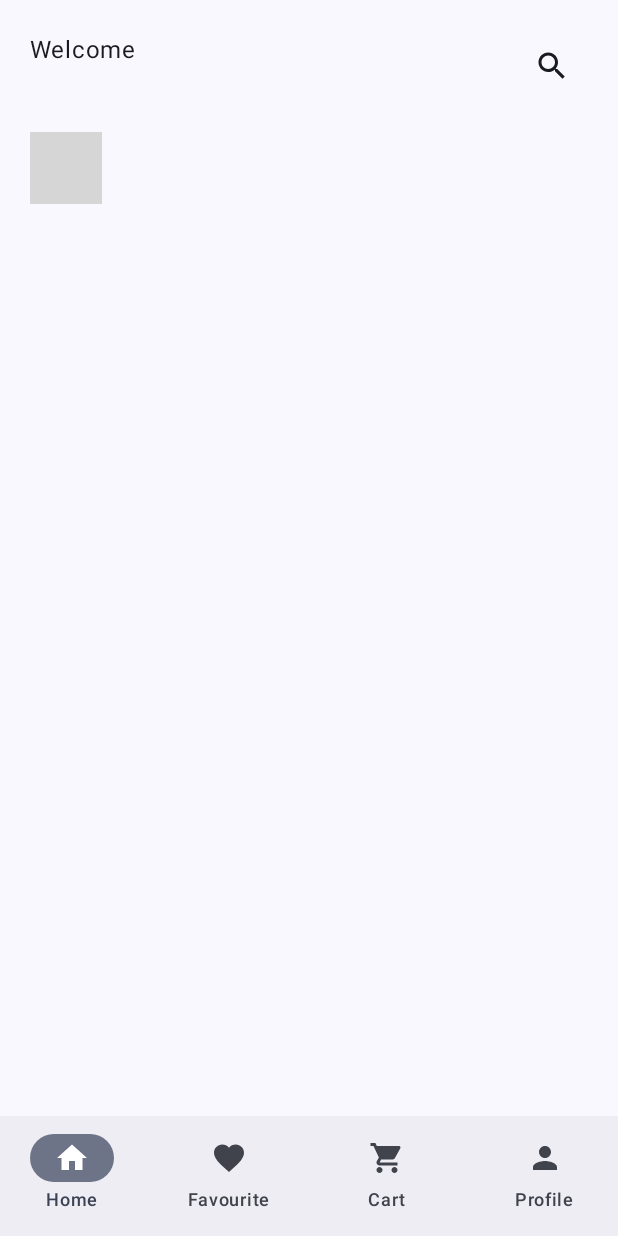
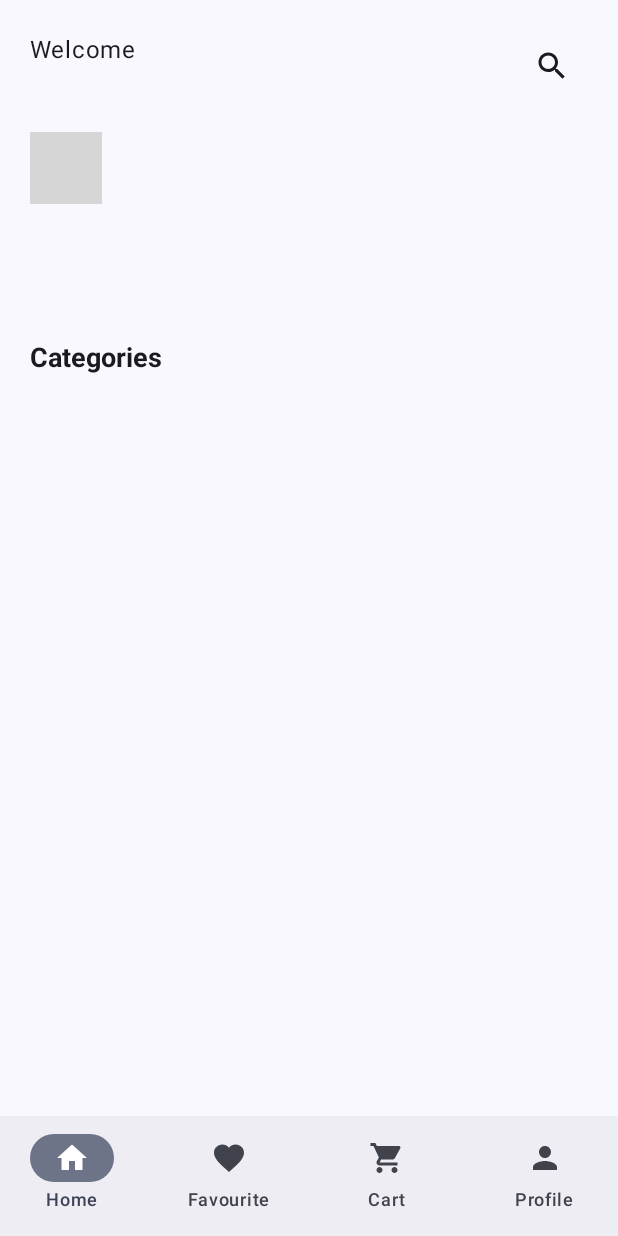
Before and after one commit to OleksandrLysenkoKPI/Shopping-app, an Android app built with Jetpack Compose: the HomeScreen screen opened through its navigation route, on a phone screen of 412 x 824 dp. Run offline under Robolectric (Android 15) with nearby library versions, the phone set to English and light mode, and no system bars; our stand-ins replace Firebase (no records; nobody signed in at launch, a user with empty details on screens opened directly); libraries missing offline, so code that uses them is left out: com.tbuonomo.viewpagerdotsindicator; 3 statements that could not run were skipped; grey boxes are pictures that could not be loaded.

Commit message:
Added Category view
Added Category view and also added navigation to category products page

```diff
--- a/app/src/main/java/com/example/shoppingapp/AppNavigation.kt
+++ b/app/src/main/java/com/example/shoppingapp/AppNavigation.kt
@@ -2,9 +2,11 @@ package com.example.shoppingapp
 
 import androidx.compose.runtime.Composable
 import androidx.compose.ui.Modifier
+import androidx.navigation.NavHostController
 import androidx.navigation.compose.NavHost
 import androidx.navigation.compose.composable
 import androidx.navigation.compose.rememberNavController
+import com.example.shoppingapp.pages.CategoryProductsPage
 import com.example.shoppingapp.screens.AuthScreen
 import com.example.shoppingapp.screens.HomeScreen
 import com.example.shoppingapp.screens.LoginScreen
@@ -15,6 +17,7 @@ import com.google.firebase.auth.auth
 @Composable
 fun AppNavigation(modifier: Modifier = Modifier) {
     val navController = rememberNavController()
+    GlobalNavigation.navController = navController
 
     val isLoggedIn = Firebase.auth.currentUser != null
     val firstPage = if(isLoggedIn) "home" else "auth"
@@ -36,5 +39,15 @@ fun AppNavigation(modifier: Modifier = Modifier) {
         composable("home"){
             HomeScreen(modifier, navController)
         }
+
+        composable("category-products/{categoryId}"){
+            var categoryId = it.arguments?.getString("categoryId")
+            CategoryProductsPage(modifier, categoryId?:"")
+        }
     }
 }
+
+// Singleton
+object GlobalNavigation {
+    lateinit var navController : NavHostController
+}
--- /dev/null
+++ b/app/src/main/java/com/example/shoppingapp/components/CategoriesView.kt
@@ -0,0 +1,99 @@
+package com.example.shoppingapp.components
+
+import androidx.compose.foundation.clickable
+import androidx.compose.foundation.layout.Arrangement
+import androidx.compose.foundation.layout.Column
+import androidx.compose.foundation.layout.PaddingValues
+import androidx.compose.foundation.layout.Spacer
+import androidx.compose.foundation.layout.fillMaxSize
+import androidx.compose.foundation.layout.height
+import androidx.compose.foundation.layout.size
+import androidx.compose.foundation.lazy.LazyRow
+import androidx.compose.foundation.lazy.items
+import androidx.compose.foundation.shape.RoundedCornerShape
+import androidx.compose.material3.Card
+import androidx.compose.material3.CardDefaults
+import androidx.compose.material3.MaterialTheme
+import androidx.compose.material3.Text
+import androidx.compose.runtime.Composable
+import androidx.compose.runtime.LaunchedEffect
+import androidx.compose.runtime.mutableStateOf
+import androidx.compose.runtime.remember
+import androidx.compose.ui.Alignment
+import androidx.compose.ui.Modifier
+import androidx.compose.ui.text.style.TextAlign
+import androidx.compose.ui.unit.dp
+import coil.compose.AsyncImage
+import com.example.shoppingapp.GlobalNavigation
+import com.example.shoppingapp.model.CategoryModel
+import com.google.firebase.Firebase
+import com.google.firebase.firestore.firestore
+import androidx.compose.foundation.lazy.grid.GridCells
+import androidx.compose.foundation.lazy.grid.LazyVerticalGrid
+import androidx.compose.foundation.lazy.grid.items
+
+@Composable
+fun CategoriesView(modifier: Modifier = Modifier) {
+
+    val categoryList = remember {
+        mutableStateOf<List<CategoryModel>>(emptyList())
+    }
+
+    LaunchedEffect(Unit) {
+        Firebase.firestore.collection("data"). document("stock")
+            .collection("categories")
+            .get().addOnCompleteListener(){
+                if (it.isSuccessful){
+                    val resultList = it.result.documents.mapNotNull { doc ->
+                        doc.toObject(CategoryModel::class.java)
+                    }
+                    categoryList.value = resultList
+                }
+            }
+    }
+
+    LazyVerticalGrid(
+        columns = GridCells.Fixed(3),
+        verticalArrangement = Arrangement.spacedBy(16.dp),
+        horizontalArrangement = Arrangement.spacedBy(16.dp),
+        contentPadding = PaddingValues(
+            start = 16.dp,
+            end = 16.dp,
+            bottom = 16.dp,
+            top = 16.dp
+        ),
+        modifier = modifier
+    ) {
+        items(categoryList.value) { item ->
+            CategoryItem(category = item)
+        }
+    }
+}
+
+@Composable
+fun CategoryItem(category: CategoryModel) {
+
+    Card(
+        modifier = Modifier.size(100.dp)
+            .clickable{
+                GlobalNavigation.navController.navigate("category-products/" + category.id)
+            },
+        shape = RoundedCornerShape(12.dp),
+        elevation = CardDefaults.cardElevation(4.dp),
+        colors = CardDefaults.cardColors(containerColor = MaterialTheme.colorScheme.surface)
+    ) {
+        Column(
+            horizontalAlignment = Alignment.CenterHorizontally,
+            verticalArrangement = Arrangement.Center,
+            modifier = Modifier.fillMaxSize()
+            ) {
+            AsyncImage(
+                model = category.imageUrl,
+                contentDescription = category.name,
+                modifier = Modifier.size(50.dp)
+            )
+            Spacer(modifier = Modifier.height(8.dp))
+            Text(text = category.name, textAlign = TextAlign.Center)
+        }
+    }
+}
--- a/app/src/main/java/com/example/shoppingapp/pages/HomePage.kt
+++ b/app/src/main/java/com/example/shoppingapp/pages/HomePage.kt
@@ -5,10 +5,15 @@ import androidx.compose.foundation.layout.Spacer
 import androidx.compose.foundation.layout.fillMaxSize
 import androidx.compose.foundation.layout.height
 import androidx.compose.foundation.layout.padding
+import androidx.compose.material3.Text
 import androidx.compose.runtime.Composable
 import androidx.compose.ui.Modifier
+import androidx.compose.ui.text.TextStyle
+import androidx.compose.ui.text.font.FontWeight
 import androidx.compose.ui.unit.dp
+import androidx.compose.ui.unit.sp
 import com.example.shoppingapp.components.BannerView
+import com.example.shoppingapp.components.CategoriesView
 import com.example.shoppingapp.components.HeaderView
 
 @Composable
@@ -19,6 +24,14 @@ fun HomePage(modifier: Modifier = Modifier) {
     ) {
         HeaderView(modifier)
         Spacer(modifier = Modifier.height(10.dp))
-        BannerView(modifier = Modifier.height(200.dp))
+        BannerView(modifier = Modifier.height(150.dp))
+        Text(
+            text = "Categories",
+            style = TextStyle(
+                fontSize = 18.sp,
+                fontWeight = FontWeight.Bold
+            )
+        )
+        CategoriesView()
     }
 }
```
Also changed, not shown: app/src/main/java/com/example/shoppingapp/model/CategoryModel.kt (added, +7 -0 lines), app/src/main/java/com/example/shoppingapp/pages/CategoryProductsPage.kt (added, +11 -0 lines).
